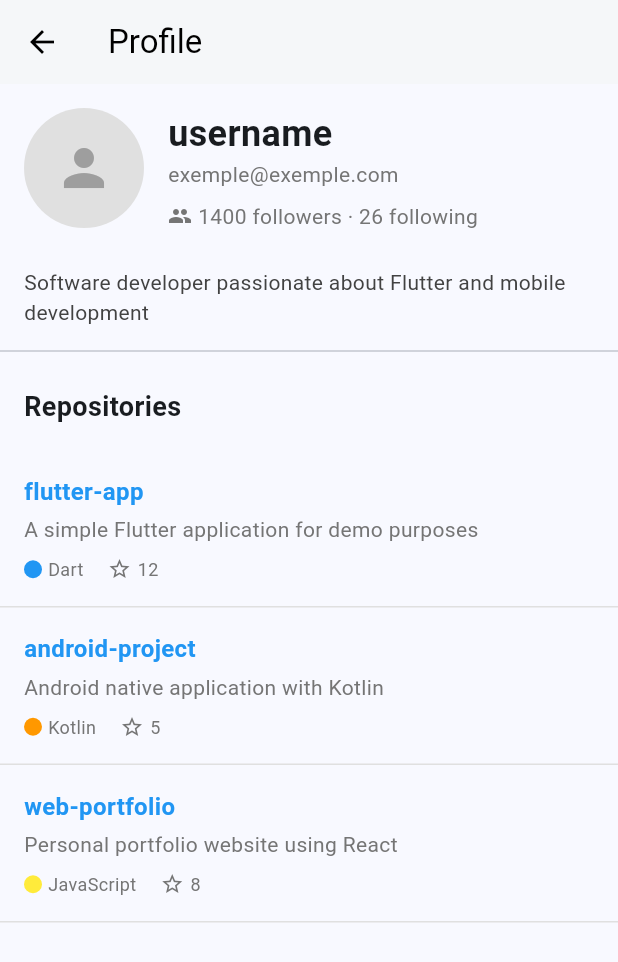
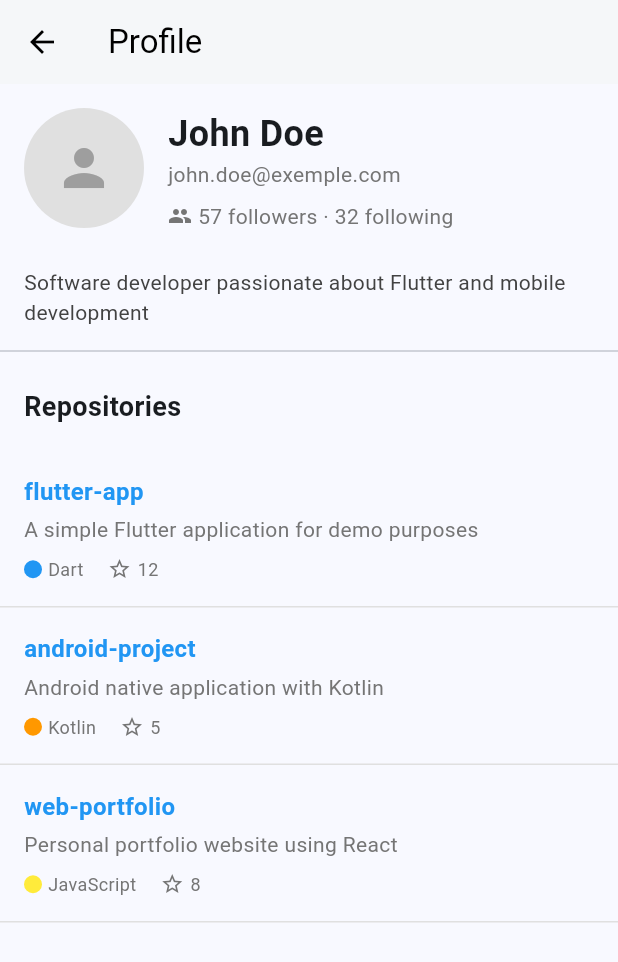
Before and after one commit to nicolasloi/first_flutter_app, a Flutter app: the screen it shows after launch, after a tap on the "person" icon, on a phone screen of 412 x 824 dp. Shown: the top 962 px of the screen. Run offline on Flutter 3.47's test engine with Material 3 defaults, Android fonts, the phone set to English and light mode, and no system bars; network calls fail.

Commit message:
separate data and model for the profile_page

```diff
--- /dev/null
+++ b/lib/data/profile_data.dart
@@ -0,0 +1,42 @@
+import 'package:flutter/material.dart';
+import 'package:my_flutter_test/model/profile_model.dart';
+
+List<ProfileHeader> profileHeader = [
+  const ProfileHeader(
+    username: "John Doe",
+    email: "john.doe@exemple.com",
+    followers: 57,
+    following: 32,
+  ),
+];
+
+List<ProfileBio> profileBios = [
+  const ProfileBio(
+    bioText: 'Software developer passionate about Flutter and mobile development',
+  ),
+];
+
+// Add this below your existing data
+List<Repository> repositories = [
+  const Repository(
+    name: 'flutter-app',
+    description: 'A simple Flutter application for demo purposes',
+    language: 'Dart',
+    languageColor: Colors.blue,
+    stars: 12,
+  ),
+  const Repository(
+    name: 'android-project',
+    description: 'Android native application with Kotlin',
+    language: 'Kotlin',
+    languageColor: Colors.orange,
+    stars: 5,
+  ),
+  const Repository(
+    name: 'web-portfolio',
+    description: 'Personal portfolio website using React',
+    language: 'JavaScript',
+    languageColor: Colors.yellow,
+    stars: 8,
+  ),
+];
--- /dev/null
+++ b/lib/model/profile_model.dart
@@ -0,0 +1,39 @@
+import 'dart:ui';
+
+class ProfileHeader {
+  final String username;
+  final String email;
+  final int followers;
+  final int following;
+
+  const ProfileHeader({
+    required this.username,
+    required this.email,
+    required this.followers,
+    required this.following,
+  });
+}
+
+class ProfileBio {
+  final String bioText;
+
+  const ProfileBio({
+    required this.bioText,
+  });
+}
+
+class Repository {
+  final String name;
+  final String description;
+  final String language;
+  final Color languageColor;
+  final int stars;
+
+  const Repository({
+    required this.name,
+    required this.description,
+    required this.language,
+    required this.languageColor,
+    required this.stars,
+  });
+}
--- a/lib/pages/profile_page.dart
+++ b/lib/pages/profile_page.dart
@@ -2,7 +2,6 @@ import 'package:flutter/material.dart';
 import 'package:my_flutter_test/widgets/profile/profile_header.dart';
 import 'package:my_flutter_test/widgets/profile/profile_bio.dart';
 import 'package:my_flutter_test/widgets/profile/repositories_section.dart';
-
 
 class ProfilePage extends StatelessWidget {
   const ProfilePage({super.key});
@@ -21,7 +20,7 @@ class ProfilePage extends StatelessWidget {
           crossAxisAlignment: CrossAxisAlignment.start,
           children: const [
             // Profile header with avatar and name
-            ProfileHeader(username: 'username', email: 'exemple@exemple.com', followers: 1400, following: 26,),
+            ProfileHeaderWidget(),
 
             // Bio section
             ProfileBio(),
--- a/lib/widgets/profile/profile_bio.dart
+++ b/lib/widgets/profile/profile_bio.dart
@@ -1,14 +1,18 @@
 import 'package:flutter/material.dart';
+import 'package:my_flutter_test/data/profile_data.dart';
 
 class ProfileBio extends StatelessWidget {
   const ProfileBio({super.key});
 
   @override
   Widget build(BuildContext context) {
+    // Get the first bio from the data file
+    final bio = profileBios[0];
+
     return Padding(
       padding: const EdgeInsets.symmetric(horizontal: 16, vertical: 8),
       child: Text(
-        'Software developer passionate about Flutter and mobile development',
+        bio.bioText,
         style: TextStyle(color: Colors.grey[800]),
       ),
     );
--- a/lib/widgets/profile/profile_header.dart
+++ b/lib/widgets/profile/profile_header.dart
@@ -1,21 +1,14 @@
 import 'package:flutter/material.dart';
+import 'package:my_flutter_test/data/profile_data.dart';
 
-class ProfileHeader extends StatelessWidget {
-  final String username;
-  final String email;
-  final int followers;
-  final int following;
-
-  const ProfileHeader({
-    super.key,
-    required this.username,
-    required this.email,
-    required this.followers,
-    required this.following,
-  });
+class ProfileHeaderWidget extends StatelessWidget {
+  const ProfileHeaderWidget({super.key});
 
   @override
   Widget build(BuildContext context) {
+    // Get the first profile header from the data file
+    final profile = profileHeader[0];
+
     return Container(
       padding: const EdgeInsets.all(16),
       child: Row(
@@ -32,14 +25,14 @@ class ProfileHeader extends StatelessWidget {
               crossAxisAlignment: CrossAxisAlignment.start,
               children: [
                 Text(
-                  username,
+                  profile.username,
                   style: const TextStyle(
                     fontSize: 24,
                     fontWeight: FontWeight.bold,
                   ),
                 ),
                 Text(
-                  email,
+                  profile.email,
                   style: TextStyle(color: Colors.grey[600]),
                 ),
                 const SizedBox(height: 8),
@@ -48,7 +41,7 @@ class ProfileHeader extends StatelessWidget {
                     Icon(Icons.people, size: 16, color: Colors.grey[600]),
                     const SizedBox(width: 4),
                     Text(
-                      '$followers followers · $following following',
+                      '${profile.followers} followers · ${profile.following} following',
                       style: TextStyle(color: Colors.grey[600]),
                     ),
                   ],
--- a/lib/widgets/profile/repositories_section.dart
+++ b/lib/widgets/profile/repositories_section.dart
@@ -1,4 +1,5 @@
 import 'package:flutter/material.dart';
+import 'package:my_flutter_test/data/profile_data.dart';
 import 'package:my_flutter_test/widgets/profile/repositories_item.dart';
 
 class RepositoriesSection extends StatelessWidget {
@@ -19,27 +20,13 @@ class RepositoriesSection extends StatelessWidget {
         ),
 
         // Repository items
-        RepositoryItem(
-          name: 'flutter-app',
-          description: 'A simple Flutter application for demo purposes',
-          language: 'Dart',
-          languageColor: Colors.blue,
-          stars: 12,
-        ),
-        RepositoryItem(
-          name: 'android-project',
-          description: 'Android native application with Kotlin',
-          language: 'Kotlin',
-          languageColor: Colors.orange,
-          stars: 5,
-        ),
-        RepositoryItem(
-          name: 'web-portfolio',
-          description: 'Personal portfolio website using React',
-          language: 'JavaScript',
-          languageColor: Colors.yellow,
-          stars: 8,
-        ),
+        ...repositories.map((repo) => RepositoryItem(
+          name: repo.name,
+          description: repo.description,
+          language: repo.language,
+          languageColor: repo.languageColor,
+          stars: repo.stars,
+        )),
       ],
     );
   }
```
